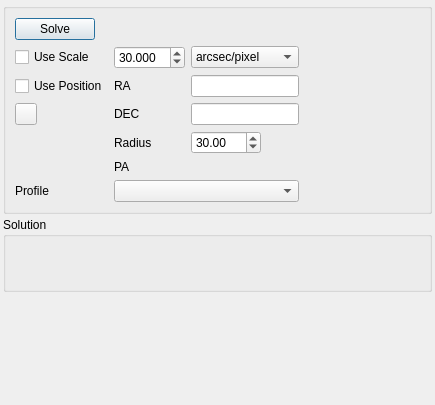
Old version of the form kstars/fitsviewer/platesolve.ui in the repository KDE/kstars.
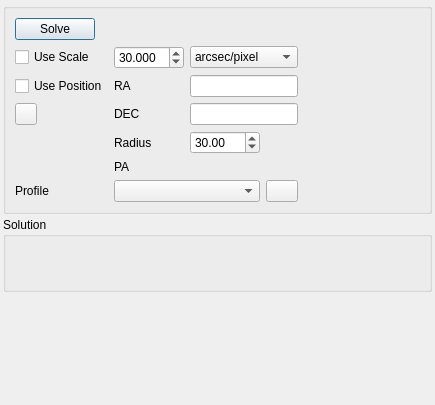
New version of the form. Custom widgets are drawn as their Qt base class.

Commit message:
Add edit profile button in FITS Viewer Solver and in Image Overlays
This adds an edit button next to the StellarSolver profile pull-down in the FITS Viewer Solver and in the ImageOverlay settings pages. These bring up the StellarSolver Profile Editor. In all cases it is editing the align profiles, which can also be edited in the Align tab.

There is also a bugfix to the file stellarsolverprofileeditor.cpp for an issue introduced in the recent donut-buster MR.

Patch:
```diff
--- a/kstars/fitsviewer/platesolve.ui
+++ b/kstars/fitsviewer/platesolve.ui
@@ -66,6 +66,12 @@
       </item>
       <item row="2" column="1">
        <widget class="QDoubleSpinBox" name="kcfg_FitsSolverScale">
+        <property name="maximumSize">
+         <size>
+          <width>70</width>
+          <height>16777215</height>
+         </size>
+        </property>
         <property name="toolTip">
          <string>Set image scale to speed up solver as it does not have to search index files of different image scales.</string>
         </property>
@@ -83,7 +89,7 @@
         </property>
        </widget>
       </item>
-      <item row="2" column="2">
+      <item row="2" column="2" colspan="2">
        <widget class="QComboBox" name="kcfg_FitsSolverImageScaleUnits">
         <property name="sizePolicy">
          <sizepolicy hsizetype="Minimum" vsizetype="Fixed">
@@ -120,7 +126,7 @@
         </item>
        </widget>
       </item>
-      <item row="2" column="3">
+      <item row="2" column="4">
        <spacer name="hSpacer1">
         <property name="orientation">
          <enum>Qt::Horizontal</enum>
@@ -178,7 +184,7 @@
         </property>
        </widget>
       </item>
-      <item row="4" column="2">
+      <item row="4" column="2" colspan="2">
        <widget class="dmsBox" name="FitsSolverEstRA">
         <property name="enabled">
          <bool>true</bool>
@@ -200,7 +206,7 @@
         </property>
        </widget>
       </item>
-      <item row="4" column="3">
+      <item row="4" column="4">
        <spacer name="hSpacer2">
         <property name="orientation">
          <enum>Qt::Horizontal</enum>
@@ -223,7 +229,7 @@
         </property>
        </widget>
       </item>
-      <item row="5" column="2">
+      <item row="5" column="2" colspan="2">
        <widget class="dmsBox" name="FitsSolverEstDec">
         <property name="enabled">
          <bool>true</bool>
@@ -251,7 +257,7 @@
         </property>
        </widget>
       </item>
-      <item row="5" column="3">
+      <item row="5" column="4">
        <spacer name="hSpacer3">
         <property name="orientation">
          <enum>Qt::Horizontal</enum>
@@ -274,7 +280,7 @@
         </property>
        </widget>
       </item>
-      <item row="6" column="2">
+      <item row="6" column="2" colspan="2">
        <widget class="QDoubleSpinBox" name="kcfg_FitsSolverRadius">
         <property name="maximumSize">
          <size>
@@ -296,7 +302,7 @@
         </property>
        </widget>
       </item>
-      <item row="6" column="3">
+      <item row="6" column="4">
        <spacer name="hSpacer4">
         <property name="orientation">
          <enum>Qt::Horizontal</enum>
@@ -319,7 +325,7 @@
         </property>
        </widget>
       </item>
-      <item row="7" column="2">
+      <item row="7" column="2" colspan="2">
        <widget class="QLabel" name="FitsSolverAngle">
         <property name="maximumSize">
          <size>
@@ -332,7 +338,7 @@
         </property>
        </widget>
       </item>
-      <item row="7" column="3">
+      <item row="7" column="4">
        <spacer name="hSpacer4">
         <property name="orientation">
          <enum>Qt::Horizontal</enum>
@@ -369,6 +375,12 @@
           <verstretch>0</verstretch>
          </sizepolicy>
         </property>
+        <property name="maximumSize">
+         <size>
+          <width>150</width>
+          <height>16777215</height>
+         </size>
+        </property>
         <property name="toolTip">
          <string>Selects the Options Profile (from Align) to use for Plate Solving</string>
         </property>
@@ -378,6 +390,28 @@
        </widget>
       </item>
       <item row="9" column="3">
+       <widget class="QPushButton" name="editAlignProfile">
+        <property name="sizePolicy">
+         <sizepolicy hsizetype="Preferred" vsizetype="Fixed">
+          <horstretch>0</horstretch>
+          <verstretch>0</verstretch>
+         </sizepolicy>
+        </property>
+        <property name="maximumSize">
+         <size>
+          <width>32</width>
+          <height>16777215</height>
+         </size>
+        </property>
+        <property name="toolTip">
+         <string>Opens the currently selected Align Profile in the Options Profile Editor</string>
+        </property>
+        <property name="text">
+         <string/>
+        </property>
+       </widget>
+      </item>
+      <item row="9" column="4">
        <spacer name="hSpacer5">
         <property name="orientation">
          <enum>Qt::Horizontal</enum>
```
The commit also changes 7 other files.
